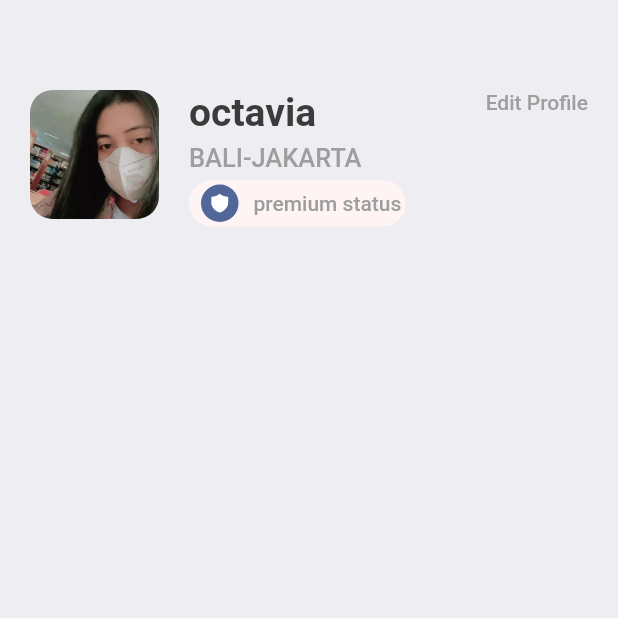
After one commit to octavvia/bookingme, a Flutter app: the ProfileScreen screen opened directly, on a phone screen of 412 x 824 dp, the top half of it. The commit adds this screen. Run offline on Flutter 3.47's test engine with Material 2 defaults, Android fonts, the phone set to English and light mode, and no system bars; our stand-ins replace fluentui_icons, gap, get.

Commit message:
add: first profile screen

```diff
--- a/lib/screens/bottom_bar.dart
+++ b/lib/screens/bottom_bar.dart
@@ -1,4 +1,5 @@
 import 'package:bookingme/screens/home_screen.dart';
+import 'package:bookingme/screens/profile_screen.dart';
 import 'package:bookingme/screens/search_screen.dart';
 import 'package:bookingme/screens/ticket_screen.dart';
 import 'package:flutter/material.dart';
@@ -17,7 +18,7 @@ class _BottomBarState extends State<BottomBar> {
     const HomeScreen(),
     const SearchScreen(),
     const TicketScreen(),
-    const Text('Profile'),
+    const ProfileScreen(),
   ];
   void _onItemTapped(int index) {
     setState(() {
--- /dev/null
+++ b/lib/screens/profile_screen.dart
@@ -0,0 +1,91 @@
+import 'package:bookingme/utils/app_layout.dart';
+import 'package:fluentui_icons/fluentui_icons.dart';
+import 'package:flutter/material.dart';
+import 'package:bookingme/utils/app_styles.dart';
+import 'package:gap/gap.dart';
+
+class ProfileScreen extends StatelessWidget {
+  const ProfileScreen({super.key});
+
+  @override
+  Widget build(BuildContext context) {
+    return Scaffold(
+      backgroundColor: Styles.bgColor,
+      body: ListView(
+        padding: EdgeInsets.symmetric(
+          horizontal: AppLayout.getWidth(20),
+          vertical: AppLayout.getHeight(20),
+        ),
+        children: [
+          Gap(AppLayout.getHeight(40)),
+          Row(
+            crossAxisAlignment: CrossAxisAlignment.start,
+            children: [
+              Container(
+                height: AppLayout.getHeight(86),
+                width: AppLayout.getWidth(86),
+                decoration: BoxDecoration(
+                  borderRadius: BorderRadius.circular(AppLayout.getHeight(15)),
+                  image: const DecorationImage(
+                    image: AssetImage('assets/images/me.jpg'),
+                    fit: BoxFit.cover,
+                  ),
+                ),
+              ),
+              Gap(AppLayout.getWidth(20)),
+              Column(
+                crossAxisAlignment: CrossAxisAlignment.start,
+                mainAxisAlignment: MainAxisAlignment.start,
+                children: [
+                  Text('octavia', style: Styles.headLineStyle1),
+                  Gap(AppLayout.getHeight(5)),
+                  Text('BALI-JAKARTA', style: Styles.headLineStyle3),
+                  Gap(AppLayout.getHeight(5)),
+                  Container(
+                    decoration: BoxDecoration(
+                        borderRadius:
+                            BorderRadius.circular(AppLayout.getHeight(100)),
+                        color: const Color(0xFFFEF4F3)),
+                    padding: EdgeInsets.symmetric(
+                      horizontal: AppLayout.getWidth(3),
+                      vertical: AppLayout.getHeight(3),
+                    ),
+                    child: Row(children: [
+                      Container(
+                        padding: EdgeInsets.symmetric(
+                          horizontal: AppLayout.getWidth(10),
+                          vertical: AppLayout.getHeight(5),
+                        ),
+                        decoration: const BoxDecoration(
+                          shape: BoxShape.circle,
+                          color: Color(0xFF526799),
+                        ),
+                        child: const Icon(
+                            FluentSystemIcons.ic_fluent_shield_filled,
+                            color: Colors.white,
+                            size: 15),
+                      ),
+                      Gap(AppLayout.getWidth(5)),
+                      Text('premium status', style: Styles.headLineStyle4),
+                    ]),
+                  )
+                ],
+              ),
+              const Spacer(),
+              Column(
+                children: [
+                  InkWell(
+                    onTap: () {
+                      'you are tapped';
+                    },
+                    child: Text('Edit Profile', style: Styles.headLineStyle4),
+                  ),
+                ],
+              )
+            ],
+          )
+        ],
+      ),
+    );
+  }
+}
```
Also changed, not shown: lib/screens/ticket_mid.dart (+4 -4 lines), lib/screens/ticket_screen.dart (+28 -8 lines), pubspec.yaml (+6 -12 lines), assets/images/me.jpg (added), pubspec.lock.
